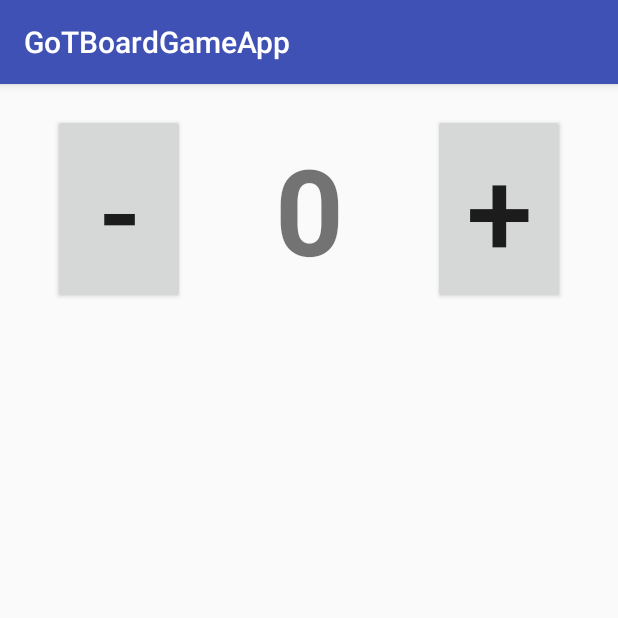
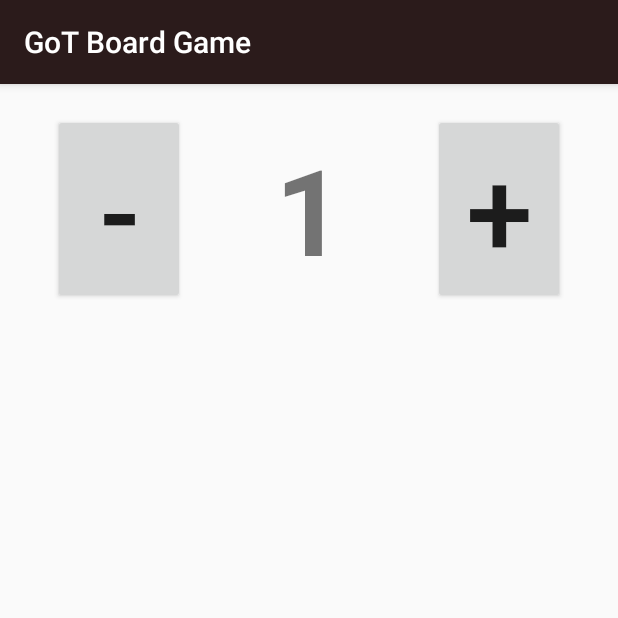
Before and after one commit to cl4pper/android-apps, an Android app: the screen it shows after launch (MainActivity), on a phone screen of 412 x 824 dp, the top half of it. Run offline under Robolectric (Android 15) with nearby library versions, the phone set to English and light mode, and no system bars.

Commit message:
GoT Board Game app ADD: Rounds counter.

```diff
--- a/GoTBoardGameApp/app/src/main/res/layout/activity_main.xml
+++ b/GoTBoardGameApp/app/src/main/res/layout/activity_main.xml
@@ -11,7 +11,7 @@
         android:layout_width="0dp"
         android:layout_height="wrap_content"
         android:layout_marginTop="30dp"
-        android:text="0"
+        android:text="1"
         android:textAlignment="center"
         android:textSize="80sp"
         android:textStyle="bold"
@@ -37,6 +37,7 @@
         android:id="@+id/but_down"
         android:layout_width="wrap_content"
         android:layout_height="wrap_content"
+        android:onClick="decrem"
         android:text="-"
         android:textSize="80sp"
         app:layout_constraintBottom_toBottomOf="@+id/text_round"
@@ -47,6 +48,7 @@
         android:id="@+id/button4"
         android:layout_width="wrap_content"
         android:layout_height="wrap_content"
+        android:onClick="increm"
         android:text="+"
         android:textSize="80sp"
         app:layout_constraintBottom_toBottomOf="@+id/text_round"
--- a/GoTBoardGameApp/app/src/main/res/values/colors.xml
+++ b/GoTBoardGameApp/app/src/main/res/values/colors.xml
@@ -1,6 +1,6 @@
 <?xml version="1.0" encoding="utf-8"?>
 <resources>
-    <color name="colorPrimary">#3F51B5</color>
+    <color name="colorPrimary">#2b1b1b</color>
     <color name="colorPrimaryDark">#303F9F</color>
     <color name="colorAccent">#FF4081</color>
 </resources>
--- a/GoTBoardGameApp/app/src/main/res/values/strings.xml
+++ b/GoTBoardGameApp/app/src/main/res/values/strings.xml
@@ -1,3 +1,3 @@
 <resources>
-    <string name="app_name">GoTBoardGameApp</string>
+    <string name="app_name">GoT Board Game</string>
 </resources>
```
Also changed, not shown: GoTBoardGameApp/app/src/main/java/io/clapper/gotboardgameapp/MainActivity.kt (+38 -0 lines).
